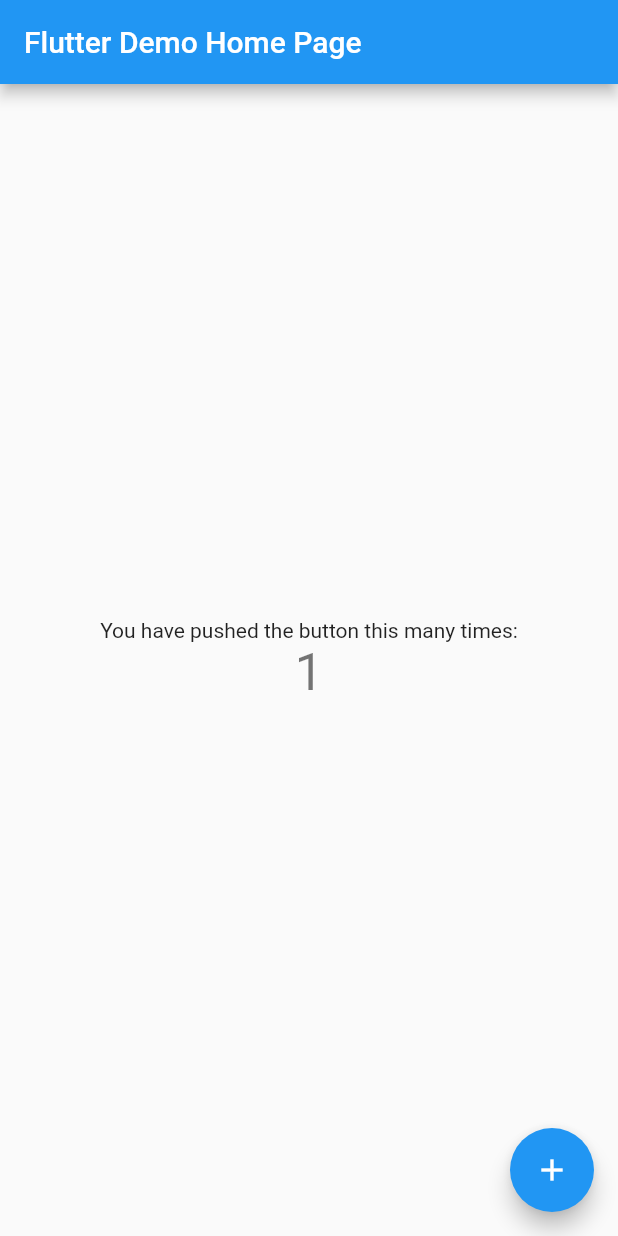
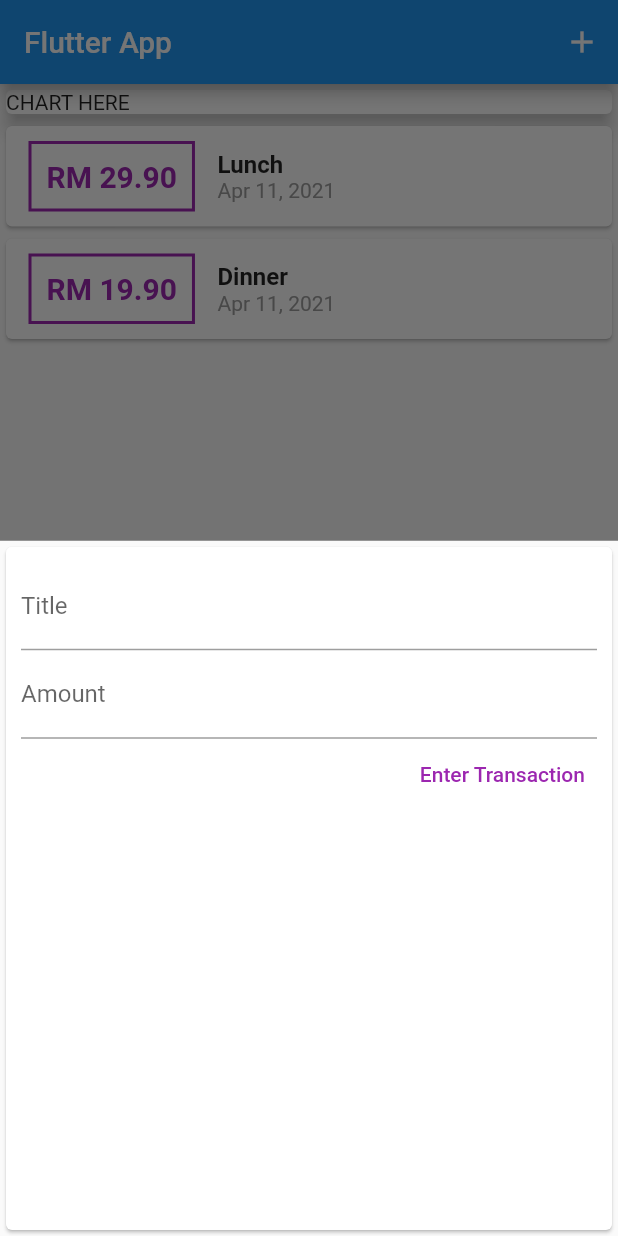
Before and after one commit to SpaceGliderr/flutter-udemy, a Flutter app: the screen it shows after launch, after a tap on the "add" icon, on a phone screen of 412 x 824 dp. Run offline on Flutter 3.47's test engine with Material 2 defaults, Android fonts, the phone set to English and light mode, and no system bars; missing offline and left inert: dart:ffi.

Commit message:
Add Transaction logics

```diff
--- a/personal_expenses/lib/main.dart
+++ b/personal_expenses/lib/main.dart
@@ -1,113 +1,101 @@
 import 'package:flutter/material.dart';
+import 'package:personal_expenses/widgets/new_transaction.dart';
+import 'package:personal_expenses/widgets/transaction_list.dart';
+import 'package:uuid/uuid.dart';
 
-void main() {
-  runApp(MyApp());
-}
+import 'models/transaction.dart';
+
+void main() => runApp(MyApp());
 
 class MyApp extends StatelessWidget {
-  // This widget is the root of your application.
   @override
   Widget build(BuildContext context) {
     return MaterialApp(
       title: 'Flutter Demo',
-      theme: ThemeData(
-        // This is the theme of your application.
-        //
-        // Try running your application with "flutter run". You'll see the
-        // application has a blue toolbar. Then, without quitting the app, try
-        // changing the primarySwatch below to Colors.green and then invoke
-        // "hot reload" (press "r" in the console where you ran "flutter run",
-        // or simply save your changes to "hot reload" in a Flutter IDE).
-        // Notice that the counter didn't reset back to zero; the application
-        // is not restarted.
-        primarySwatch: Colors.blue,
-      ),
-      home: MyHomePage(title: 'Flutter Demo Home Page'),
+      home: MyHomePage(),
     );
   }
 }
 
 class MyHomePage extends StatefulWidget {
-  MyHomePage({Key key, this.title}) : super(key: key);
-
-  // This widget is the home page of your application. It is stateful, meaning
-  // that it has a State object (defined below) that contains fields that affect
-  // how it looks.
-
-  // This class is the configuration for the state. It holds the values (in this
-  // case the title) provided by the parent (in this case the App widget) and
-  // used by the build method of the State. Fields in a Widget subclass are
-  // always marked "final".
-
-  final String title;
-
   @override
   _MyHomePageState createState() => _MyHomePageState();
 }
 
 class _MyHomePageState extends State<MyHomePage> {
-  int _counter = 0;
+  final List<Transaction> _transactions = [
+    Transaction(
+      id: "T1",
+      title: "Lunch",
+      amount: 29.90,
+      date: DateTime.now(),
+    ),
+    Transaction(
+      id: "T2",
+      title: "Dinner",
+      amount: 19.90,
+      date: DateTime.now(),
+    ),
+  ];
 
-  void _incrementCounter() {
+  void _addNewTransaction(String title, double amount) {
+    final newTransaction = Transaction(
+      id: Uuid().v4(),
+      title: title,
+      amount: amount,
+      date: DateTime.now(),
+    );
+
     setState(() {
-      // This call to setState tells the Flutter framework that something has
-      // changed in this State, which causes it to rerun the build method below
-      // so that the display can reflect the updated values. If we changed
-      // _counter without calling setState(), then the build method would not be
-      // called again, and so nothing would appear to happen.
-      _counter++;
+      _transactions.add(newTransaction);
     });
+  }
+
+  void startAddNewTransaction(BuildContext ctx) {
+    showModalBottomSheet(
+      context: ctx,
+      builder: (_) {
+        return GestureDetector(
+          child: NewTransaction(_addNewTransaction),
+          onTap:
+              () {}, // these 2 lines help prevent the modal from closing when the user taps on the modal
+          behavior: HitTestBehavior.opaque,
+        );
+      },
+    );
   }
 
   @override
   Widget build(BuildContext context) {
-    // This method is rerun every time setState is called, for instance as done
-    // by the _incrementCounter method above.
-    //
-    // The Flutter framework has been optimized to make rerunning build methods
-    // fast, so that you can just rebuild anything that needs updating rather
-    // than having to individually change instances of widgets.
     return Scaffold(
       appBar: AppBar(
-        // Here we take the value from the MyHomePage object that was created by
-        // the App.build method, and use it to set our appbar title.
-        title: Text(widget.title),
+        title: Text("Flutter App"),
+        actions: [
+          IconButton(
+            icon: Icon(Icons.add),
+            onPressed: () => startAddNewTransaction(context),
+          ),
+        ],
       ),
-      body: Center(
-        // Center is a layout widget. It takes a single child and positions it
-        // in the middle of the parent.
+      body: SingleChildScrollView(
         child: Column(
-          // Column is also a layout widget. It takes a list of children and
-          // arranges them vertically. By default, it sizes itself to fit its
-          // children horizontally, and tries to be as tall as its parent.
-          //
-          // Invoke "debug painting" (press "p" in the console, choose the
-          // "Toggle Debug Paint" action from the Flutter Inspector in Android
-          // Studio, or the "Toggle Debug Paint" command in Visual Studio Code)
-          // to see the wireframe for each widget.
-          //
-          // Column has various properties to control how it sizes itself and
-          // how it positions its children. Here we use mainAxisAlignment to
-          // center the children vertically; the main axis here is the vertical
-          // axis because Columns are vertical (the cross axis would be
-          // horizontal).
-          mainAxisAlignment: MainAxisAlignment.center,
-          children: <Widget>[
-            Text(
-              'You have pushed the button this many times:',
+          crossAxisAlignment: CrossAxisAlignment.stretch,
+          children: [
+            Container(
+              child: Card(
+                child: Text("CHART HERE"),
+                elevation: 5,
+              ),
             ),
-            Text(
-              '$_counter',
-              style: Theme.of(context).textTheme.headline4,
-            ),
+            TransactionList(_transactions)
           ],
         ),
       ),
+      floatingActionButtonLocation: FloatingActionButtonLocation.centerFloat,
       floatingActionButton: FloatingActionButton(
-        onPressed: _incrementCounter,
-        tooltip: 'Increment',
         child: Icon(Icons.add),
-      ), // This trailing comma makes auto-formatting nicer for build methods.
+        onPressed: () => startAddNewTransaction(context),
+      ),
     );
   }
 }
--- /dev/null
+++ b/personal_expenses/lib/models/transaction.dart
@@ -0,0 +1,17 @@
+import 'dart:ffi';
+
+import 'package:flutter/foundation.dart';
+
+class Transaction {
+  final String id;
+  final String title;
+  final double amount;
+  final DateTime date;
+
+  Transaction({
+    @required this.id,
+    @required this.title,
+    @required this.amount,
+    @required this.date,
+  });
+}
--- /dev/null
+++ b/personal_expenses/lib/widgets/new_transaction.dart
@@ -0,0 +1,61 @@
+import 'package:flutter/material.dart';
+
+class NewTransaction extends StatefulWidget {
+  final Function addNewTransaction;
+
+  NewTransaction(this.addNewTransaction);
+
+  @override
+  _NewTransactionState createState() => _NewTransactionState();
+}
+
+class _NewTransactionState extends State<NewTransaction> {
+  final titleController = TextEditingController();
+  final amountController = TextEditingController();
+
+  void addData() {
+    final title = titleController.text;
+    final amount = double.parse(amountController.text);
+
+    if (title.isEmpty || amount <= 0) {
+      return;
+    }
+
+    // widget will allow you to access properties in the widget class
+    widget.addNewTransaction(title, amount);
+
+    Navigator.of(context).pop(); // This will close the modal after submit
+  }
+
+  @override
+  Widget build(BuildContext context) {
+    return Card(
+      child: Container(
+        padding: EdgeInsets.all(10),
+        child: Column(
+          crossAxisAlignment: CrossAxisAlignment.end,
+          children: [
+            TextField(
+              controller: titleController,
+              decoration: InputDecoration(labelText: "Title"),
+              onSubmitted: (_) => addData,
+            ),
+            TextField(
+              controller: amountController,
+              decoration: InputDecoration(labelText: "Amount"),
+              keyboardType: TextInputType.numberWithOptions(decimal: true),
+              onSubmitted: (_) => addData,
+            ),
+            TextButton(
+              onPressed: addData,
+              child: Text("Enter Transaction"),
+              style: ButtonStyle(
+                foregroundColor: MaterialStateProperty.all(Colors.purple),
+              ),
+            )
+          ],
+        ),
+      ),
+    );
+  }
+}
--- /dev/null
+++ b/personal_expenses/lib/widgets/transaction_list.dart
@@ -0,0 +1,63 @@
+import 'package:flutter/material.dart';
+import 'package:intl/intl.dart';
+import 'package:personal_expenses/models/transaction.dart';
+
+class TransactionList extends StatelessWidget {
+  final List<Transaction> transactions;
+
+  TransactionList(this.transactions);
+
+  @override
+  Widget build(BuildContext context) {
+    return Container(
+      height: 300,
+      child: ListView.builder(
+        itemBuilder: (ctx, idx) {
+          return Card(
+            child: Row(
+              children: [
+                Container(
+                  margin: EdgeInsets.symmetric(vertical: 10, horizontal: 15),
+                  decoration: BoxDecoration(
+                    border: Border.all(
+                      color: Colors.purple,
+                      width: 2,
+                    ),
+                  ),
+                  padding: EdgeInsets.all(10),
+                  child: Text(
+                    "RM ${transactions[idx].amount.toStringAsFixed(2)}",
+                    style: TextStyle(
+                      color: Colors.purple,
+                      fontWeight: FontWeight.bold,
+                      fontSize: 20,
+                    ),
+                  ),
+                ),
+                Column(
+                  crossAxisAlignment: CrossAxisAlignment.start,
+                  children: [
+                    Text(
+                      transactions[idx].title,
+                      style: TextStyle(
+                        fontSize: 16,
+                        fontWeight: FontWeight.bold,
+                      ),
+                    ),
+                    Text(
+                      DateFormat.yMMMd().format(transactions[idx].date),
+                      style: TextStyle(
+                        color: Colors.grey,
+                      ),
+                    ),
+                  ],
+                ),
+              ],
+            ),
+          );
+        },
+        itemCount: transactions.length,
+      ),
+    );
+  }
+}
```
